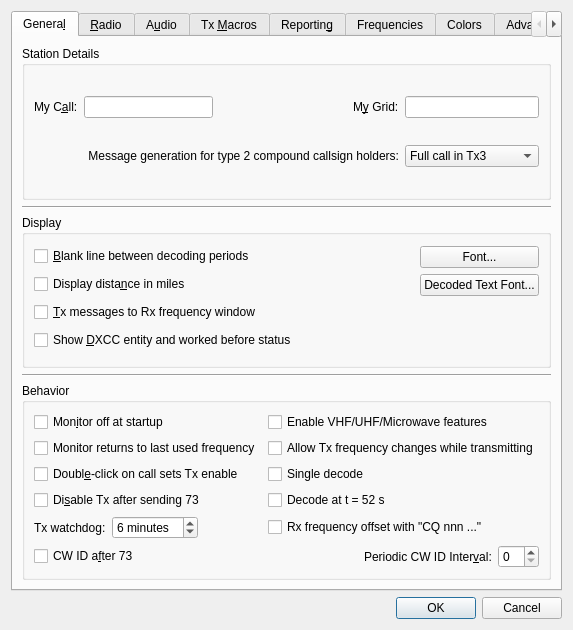
saitohirga/WSJT-X, file Configuration.ui: the form before one commit.
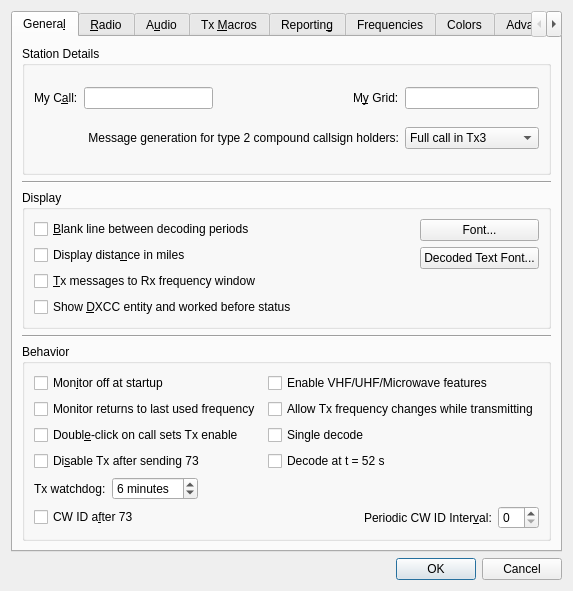
The form after the commit.

Commit message: No longer any need for the checkbox labeled "Rx frequency offset with CQ nnn" on the Settings -> General tab.

```diff
--- a/Configuration.ui
+++ b/Configuration.ui
@@ -2,6 +2,14 @@
 <ui version="4.0">
  <class>configuration_dialog</class>
  <widget class="QDialog" name="configuration_dialog">
+  <property name="geometry">
+   <rect>
+    <x>0</x>
+    <y>0</y>
+    <width>545</width>
+    <height>591</height>
+   </rect>
+  </property>
   <property name="windowTitle">
    <string>Settings</string>
   </property>
@@ -248,13 +256,6 @@
             </property>
            </widget>
           </item>
-          <item row="4" column="1">
-           <widget class="QCheckBox" name="offset_Rx_freq_check_box">
-            <property name="text">
-             <string>Rx frequency offset with &quot;CQ nnn ...&quot;</string>
-            </property>
-           </widget>
-          </item>
           <item row="0" column="0">
            <widget class="QCheckBox" name="monitor_off_check_box">
             <property name="toolTip">
```
Left out of the diff: 9 changed lines with no effect on the pictures. The commit also changes 2 other files.
